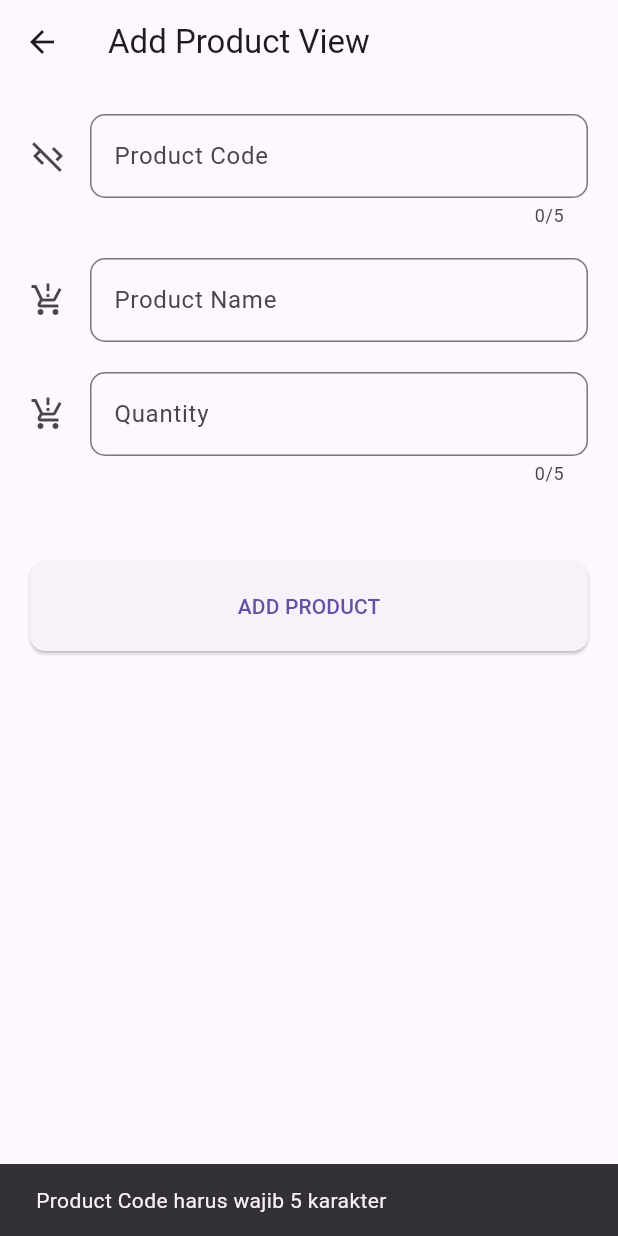
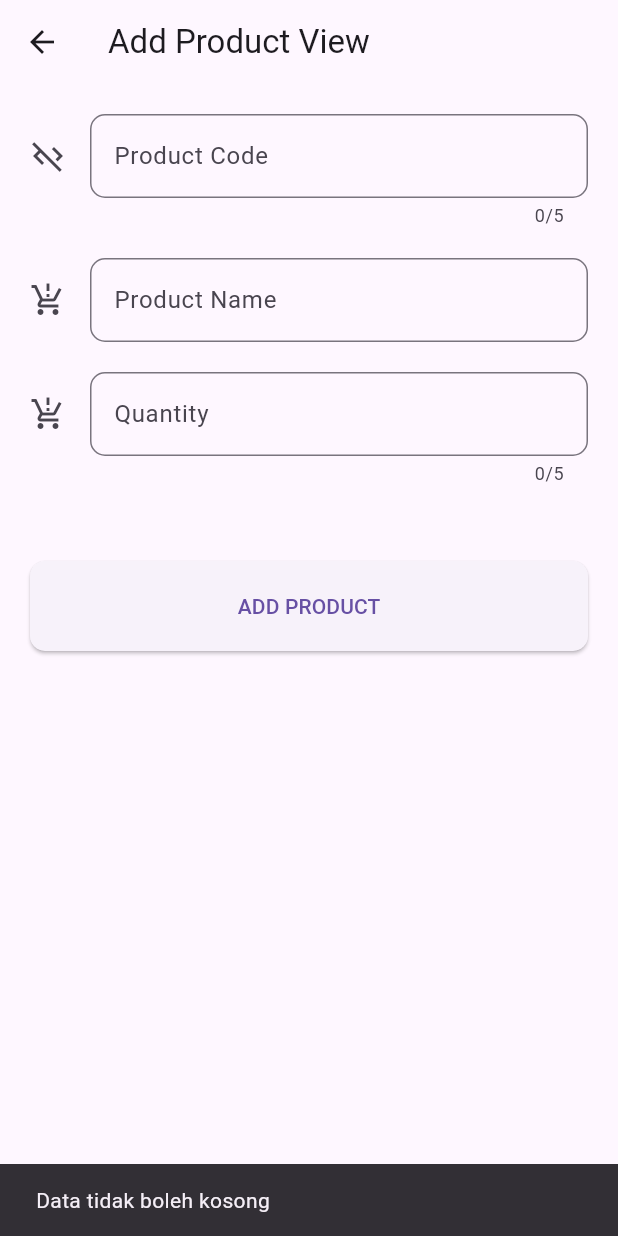
Before and after one commit to iqbalsuwandi20/qr-code, a Flutter app: the AddProductView screen opened by its route, after a tap on "ADD PRODUCT", on a phone screen of 412 x 824 dp. Run offline on Flutter 3.47's test engine with Material 3 defaults, Android fonts, the phone set to English and light mode, and no system bars; our stand-ins replace bloc, cloud_firestore, firebase_auth, firebase_core, flutter_bloc, go_router and 5 more; missing offline and left inert: flutter_barcode_scanner; accounts and stored records are empty; network calls fail; project files that could hold a hidden picture were left out.

Commit message:
update styling home

```diff
--- a/lib/pages/add_product/add_product_view.dart
+++ b/lib/pages/add_product/add_product_view.dart
@@ -70,7 +70,14 @@ class AddProductView extends StatelessWidget {
               ),
             ),
             onPressed: () {
-              if (codeController.text.length == 5) {
+              if (codeController.text.isEmpty &&
+                  nameController.text.isEmpty &&
+                  quantityController.text.isEmpty) {
+                ScaffoldMessenger.of(context).showSnackBar(
+                    SnackBar(content: Text('Data tidak boleh kosong')));
+              }
+              if (codeController.text.length == 5 &&
+                  quantityController.text.length == 5) {
                 context.read<ProductBloc>().add(ProductEventAddProduct(
                       code: codeController.text,
                       name: nameController.text,
@@ -78,7 +85,8 @@ class AddProductView extends StatelessWidget {
                     ));
               } else {
                 ScaffoldMessenger.of(context).showSnackBar(SnackBar(
-                    content: Text('Product Code harus wajib 5 karakter')));
+                    content:
+                        Text('Product Code dan Quantity harus wajib 5 angka')));
               }
             },
             child: BlocConsumer<ProductBloc, ProductState>(
--- a/lib/pages/detail_product/detail_product_view.dart
+++ b/lib/pages/detail_product/detail_product_view.dart
@@ -92,6 +92,11 @@ class DetailProductView extends StatelessWidget {
                 ),
               ),
               onPressed: () {
+                if (nameController.text.isEmpty &&
+                    quantityController.text.isEmpty) {
+                  ScaffoldMessenger.of(context).showSnackBar(
+                      SnackBar(content: Text('Data tidak boleh kosong')));
+                }
                 if (quantityController.text.length == 5) {
                   context.read<ProductBloc>().add(ProductEventEditProduct(
                         productId: product.productId!,
--- a/lib/pages/home/home_view.dart
+++ b/lib/pages/home/home_view.dart
@@ -16,11 +16,14 @@ class HomeView extends StatelessWidget {
           style: GoogleFonts.poppins(
             fontWeight: FontWeight.bold,
             fontSize: MediaQuery.of(context).size.width * 0.06,
+            color: Colors.white70,
           ),
         ),
         centerTitle: true,
-        backgroundColor: Colors.blueAccent,
+        backgroundColor: Colors.transparent,
+        elevation: 0,
       ),
+      extendBodyBehindAppBar: true,
       body: Stack(
         children: [
           Container(
@@ -35,8 +38,12 @@ class HomeView extends StatelessWidget {
           Container(
             color: Colors.black.withOpacity(0.5),
           ),
-          GridView.builder(
-            padding: EdgeInsets.all(MediaQuery.of(context).size.width * 0.05),
+          Center(
+            child: Padding(
+              padding: EdgeInsets.symmetric(
+                  horizontal: MediaQuery.of(context).size.width * 0.05),
+              child: GridView.builder(
+                shrinkWrap: true,
                 itemCount: 4,
                 gridDelegate: SliverGridDelegateWithFixedCrossAxisCount(
                   crossAxisCount: 2,
@@ -90,13 +97,15 @@ class HomeView extends StatelessWidget {
                       title = 'Catalog';
                       icon = Icons.document_scanner_outlined;
                       onTap = () {
-                    context.read<ProductBloc>().add(ProductEventExportToPdf());
+                        context
+                            .read<ProductBloc>()
+                            .add(ProductEventExportToPdf());
                       };
                       break;
                   }
 
                   return Material(
-                color: Colors.white.withOpacity(0.9),
+                    color: Colors.white.withOpacity(0.1),
                     elevation: 3,
                     shadowColor: Colors.black45,
                     borderRadius: BorderRadius.circular(15),
@@ -112,29 +121,32 @@ class HomeView extends StatelessWidget {
                                   builder: (context, state) {
                                     if (state is ProductStateLoadingExport) {
                                       return const CircularProgressIndicator(
-                                    color: Colors.blueAccent,
+                                        color: Colors.white,
                                       );
                                     }
                                     return Icon(
                                       icon,
-                                  size: MediaQuery.of(context).size.width * 0.1,
-                                  color: Colors.blueAccent,
+                                      size: MediaQuery.of(context).size.width *
+                                          0.2,
+                                      color: Colors.white,
                                     );
                                   },
                                 )
                               : Icon(
                                   icon,
-                              size: MediaQuery.of(context).size.width * 0.1,
-                              color: Colors.blueAccent,
+                                  size: MediaQuery.of(context).size.width * 0.2,
+                                  color: Colors.white,
                                 ),
                           SizedBox(
-                          height: MediaQuery.of(context).size.height * 0.02),
+                              height:
+                                  MediaQuery.of(context).size.height * 0.02),
                           Text(
                             title,
                             style: GoogleFonts.poppins(
-                          fontSize: MediaQuery.of(context).size.width * 0.045,
+                              fontSize:
+                                  MediaQuery.of(context).size.width * 0.045,
                               fontWeight: FontWeight.w500,
-                          color: Colors.black87,
+                              color: Colors.white,
                             ),
                             textAlign: TextAlign.center,
                           ),
@@ -144,6 +156,8 @@ class HomeView extends StatelessWidget {
                   );
                 },
               ),
+            ),
+          ),
         ],
       ),
       floatingActionButton: FloatingActionButton(
@@ -152,9 +166,12 @@ class HomeView extends StatelessWidget {
           context.goNamed(RouterName.login);
         },
         backgroundColor: Colors.blueAccent,
-        child: const Icon(
+        child: const AnimatedSwitcher(
+          duration: Duration(milliseconds: 300),
+          child: Icon(
             Icons.logout_outlined,
-          color: Colors.white,
+            color: Colors.white70,
+          ),
         ),
       ),
     );
```
Also changed, not shown: lib/pages/login/login_view.dart (+9 -4 lines). Lines whose indentation alone changed are shown as unchanged.
